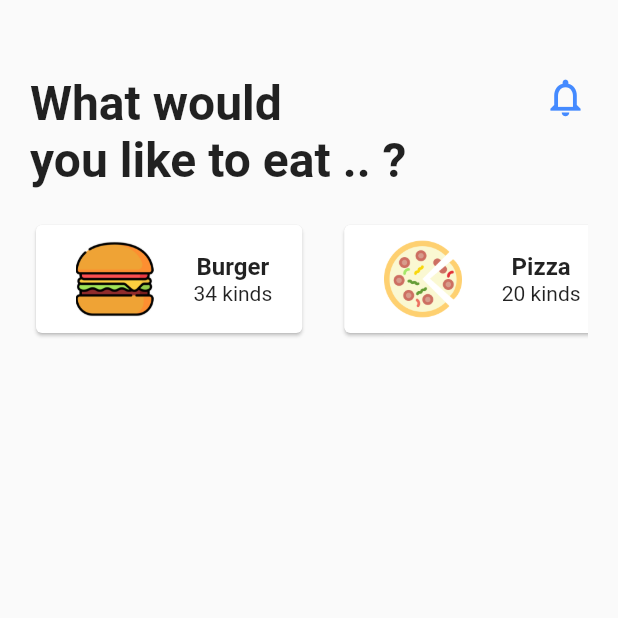
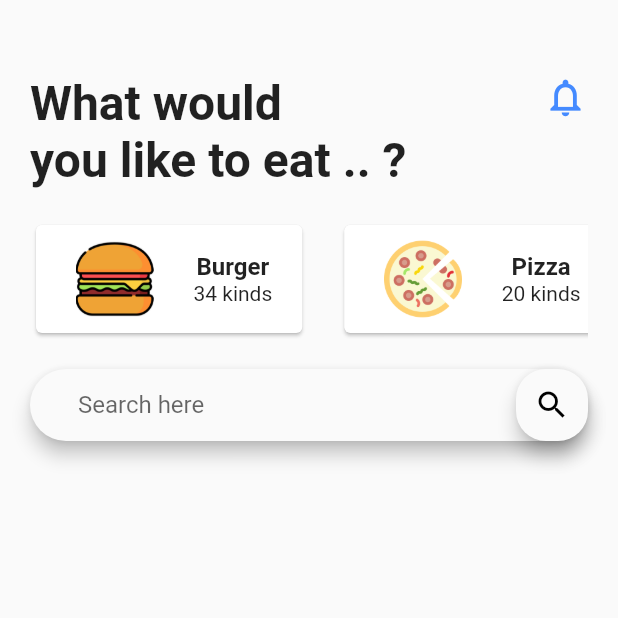
Before and after one commit to GasserAshraf/online_food_order1, a Flutter app: the screen it shows after launch, on a phone screen of 412 x 824 dp, the top half of it. Run offline on Flutter 3.47's test engine with Material 2 defaults, Android fonts, the phone set to English and light mode, and no system bars.

Commit message:
Search is done

```diff
--- a/lib/src/homeScreen.dart
+++ b/lib/src/homeScreen.dart
@@ -1,6 +1,7 @@
 import 'package:flutter/material.dart';
 import 'package:online_food_order/src/widgets/home_topinfo.dart';
 import 'package:online_food_order/src/widgets/food_Category.dart';
+import 'package:online_food_order/src/widgets/Search_Widget.dart';
 
 class HomeScreen extends StatefulWidget {
   @override
@@ -8,16 +9,16 @@ class HomeScreen extends StatefulWidget {
 }
 
 class _HomeScreenState extends State<HomeScreen> {
-
-
   @override
   Widget build(BuildContext context) {
     return Scaffold(
       body: ListView(
-        padding: EdgeInsets.only(top: 50.0,left: 20.0,right: 20.0),
+        padding: EdgeInsets.only(top: 50.0, left: 20.0, right: 20.0),
         children: <Widget>[
           HomeTopInfo(),
-          FoodCategory()
+          FoodCategory(),
+          SizedBox(height: 20.0,),
+          SearchField(),
         ],
       ),
     );
--- a/lib/src/widgets/Food_Card.dart
+++ b/lib/src/widgets/Food_Card.dart
@@ -1,14 +1,11 @@
 import 'package:flutter/material.dart';
-
-
-
 
 class Food_Card extends StatelessWidget {
   final String category_Name;
   final String image_path;
   final int Number_of_items;
-  Food_Card({this.category_Name,this.image_path,this.Number_of_items});
 
+  Food_Card({this.category_Name, this.image_path, this.Number_of_items});
 
   @override
   Widget build(BuildContext context) {
@@ -16,7 +13,7 @@ class Food_Card extends StatelessWidget {
       margin: EdgeInsets.only(right: 20.0),
       child: Card(
         child: Padding(
-          padding: const EdgeInsets.symmetric(horizontal: 20.0,vertical: 10.0),
+          padding: const EdgeInsets.symmetric(horizontal: 20.0, vertical: 10.0),
           child: Row(
             children: <Widget>[
               Image(
@@ -30,7 +27,11 @@ class Food_Card extends StatelessWidget {
               Column(
                 mainAxisAlignment: MainAxisAlignment.center,
                 children: <Widget>[
-                  Text(category_Name,style: TextStyle(fontWeight: FontWeight.bold,fontSize: 16.0),),
+                  Text(
+                    category_Name,
+                    style:
+                        TextStyle(fontWeight: FontWeight.bold, fontSize: 16.0),
+                  ),
                   Text("$Number_of_items kinds")
                 ],
               )
--- /dev/null
+++ b/lib/src/widgets/Search_Widget.dart
@@ -0,0 +1,26 @@
+import 'package:flutter/material.dart';
+
+class SearchField extends StatelessWidget {
+  @override
+  Widget build(BuildContext context) {
+    return Material(
+      elevation: 5.0,
+      borderRadius: BorderRadius.circular(30.0),
+      child: TextField(
+        decoration: InputDecoration(
+          contentPadding: EdgeInsets.symmetric(horizontal: 32.0,vertical: 14.0),
+          hintText: "Search here",
+          suffixIcon: Material(
+              elevation: 5.0,
+              borderRadius: BorderRadius.circular(20.0),
+              child: Icon(
+                  Icons.search,
+                color: Colors.black,
+              )
+          ),
+          border: InputBorder.none,
+        ),
+      ),
+    );
+  }
+}
--- a/lib/src/widgets/food_Category.dart
+++ b/lib/src/widgets/food_Category.dart
@@ -3,9 +3,9 @@ import 'package:online_food_order/src/data/Category_Data.dart';
 import 'package:online_food_order/src/models/category_model.dart';
 import 'package:online_food_order/src/widgets/Food_Card.dart';
 
+class FoodCategory extends StatelessWidget {
+  final List<Category> _categories = categories;
 
-class FoodCategory extends StatelessWidget {
-  final List<Category> _categories= categories;
   @override
   Widget build(BuildContext context) {
     return Container(
@@ -13,7 +13,7 @@ class FoodCategory extends StatelessWidget {
       child: ListView.builder(
         scrollDirection: Axis.horizontal,
         itemCount: _categories.length,
-        itemBuilder: (BuildContext context,int index){
+        itemBuilder: (BuildContext context, int index) {
           return Food_Card(
             category_Name: _categories[index].Category_Name,
             image_path: _categories[index].image_path,
```
Also changed, not shown: lib/src/widgets/home_topinfo.dart (+12 -4 lines).
